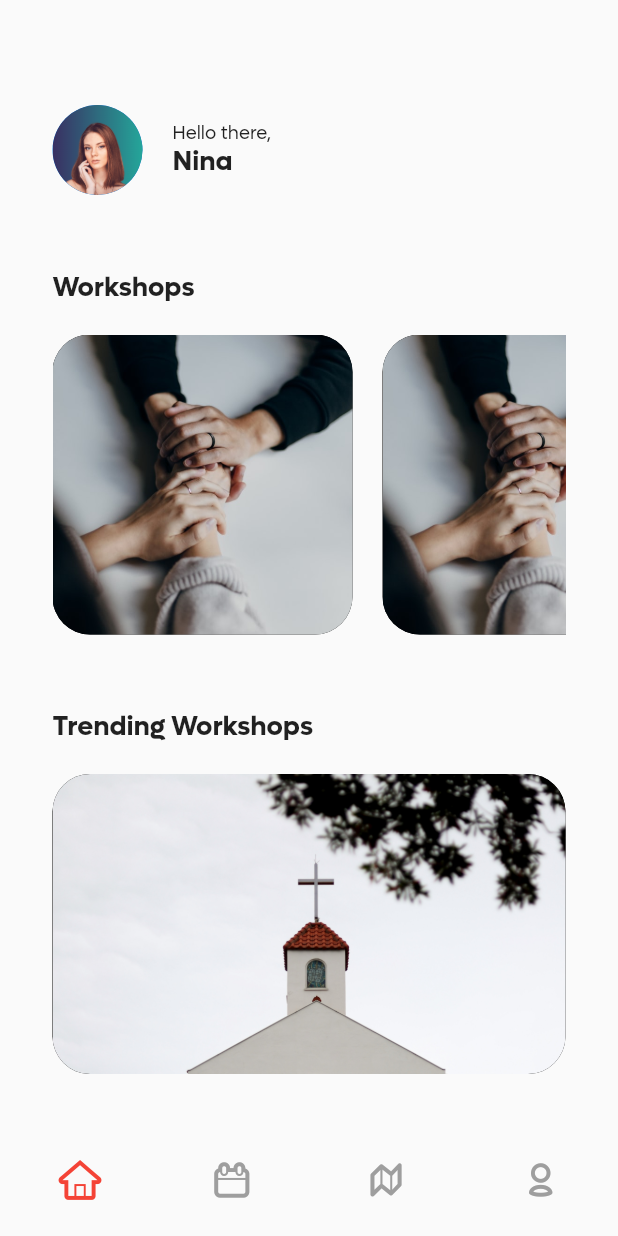
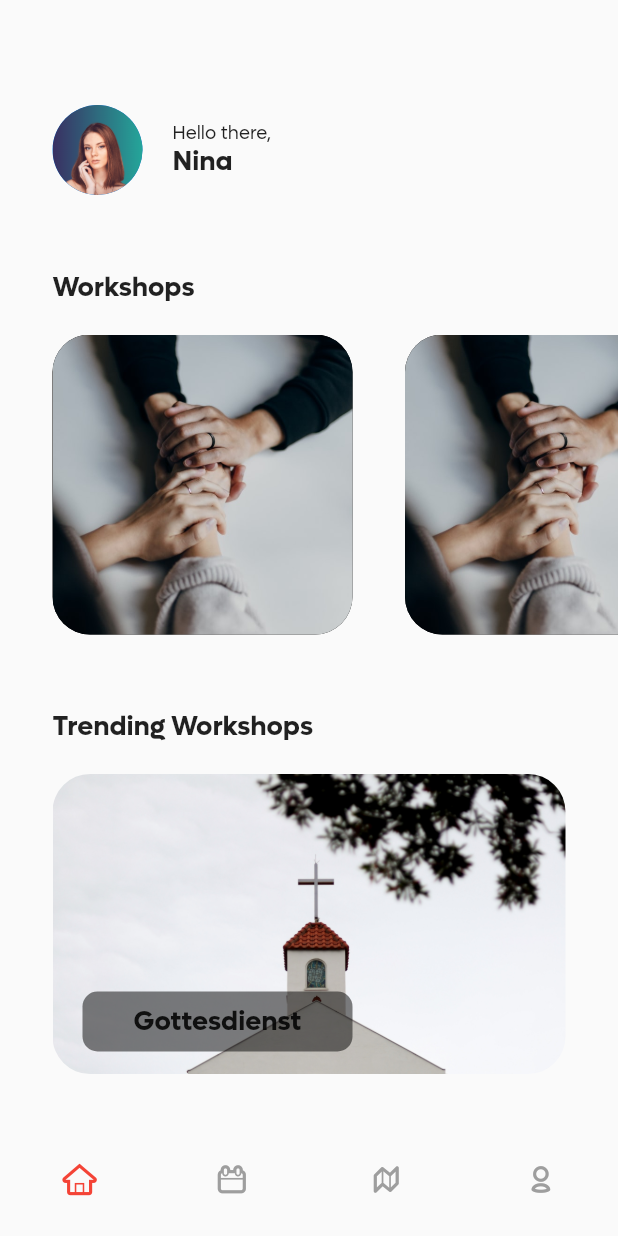
Before and after one commit to owieth/jt2022_app, a Flutter app: the ContainerWidget screen opened by its route, on a phone screen of 412 x 824 dp. Run offline on Flutter 3.47's test engine with Material 2 defaults, Android fonts, the phone set to English and light mode, and no system bars; our stand-ins replace firebase_auth, firebase_core; accounts and stored records are empty.

Commit message:
feat(home): Update Home Screen & github action #35 (#43)

```diff
--- a/lib/screens/home/home.dart
+++ b/lib/screens/home/home.dart
@@ -1,6 +1,7 @@
 import 'package:flutter/material.dart';
 import 'package:jt2022_app/screens/workshop/workshops.dart';
 import 'package:jt2022_app/widgets/avatar_widget.dart';
+import 'package:jt2022_app/widgets/text_overlay_widget.dart';
 
 class Home extends StatelessWidget {
   const Home({Key? key}) : super(key: key);
@@ -9,18 +10,14 @@ class Home extends StatelessWidget {
 
   @override
   Widget build(BuildContext context) {
-    return Padding(
-      padding: const EdgeInsets.fromLTRB(35, 70, 35, 0),
-      child: Column(
+    return Column(
       crossAxisAlignment: CrossAxisAlignment.start,
       children: [
-          Row(
+        Padding(
+          padding: const EdgeInsets.fromLTRB(35, 70, 35, 0),
+          child: Row(
             children: [
-              InkWell(
-                // onTap: () => Navigator.pushNamed(context, '/profile'),
-                onTap: () {},
-                child: const Avatar(radius: 30),
-              ),
+              const Avatar(radius: 30),
               Padding(
                 padding: const EdgeInsets.only(left: 20.0),
                 child: Column(
@@ -39,10 +36,14 @@ class Home extends StatelessWidget {
               )
             ],
           ),
+        ),
         const SizedBox(height: 50.0),
-          Text(
+        Padding(
+          padding: const EdgeInsets.only(left: 35),
+          child: Text(
             'Workshops',
             style: Theme.of(context).textTheme.subtitle1,
+          ),
         ),
         const SizedBox(height: 20.0),
         SizedBox(
@@ -51,30 +52,64 @@ class Home extends StatelessWidget {
             scrollDirection: Axis.horizontal,
             itemCount: _workshopCount,
             itemBuilder: (BuildContext context, int index) {
-                return Workshops(index: index);
+              final _padding = index != _workshopCount - 1
+                  ? const EdgeInsets.only(left: 35)
+                  : const EdgeInsets.symmetric(horizontal: 35);
+
+              return Stack(
+                children: [
+                  Padding(
+                    padding: _padding,
+                    child: Workshops(index: index),
+                  ),
+                  //const TextOverlay()
+                ],
+              );
             },
           ),
         ),
         const SizedBox(height: 50.0),
-          Text(
+        Padding(
+          padding: const EdgeInsets.only(left: 35),
+          child: Text(
             'Trending Workshops',
             style: Theme.of(context).textTheme.subtitle1,
           ),
-          const SizedBox(height: 20.0),
+        ),
+        Expanded(
+          child: Padding(
+            padding: const EdgeInsets.symmetric(horizontal: 35),
+            child: SizedBox(
+              height: 200,
+              child: ListView.builder(
+                padding: const EdgeInsets.only(top: 20),
+                scrollDirection: Axis.vertical,
+                itemCount: 2,
+                itemBuilder: (BuildContext context, int index) {
+                  return Stack(
+                    children: [
                       Container(
-            //margin: const EdgeInsets.symmetric(horizontal: 20),
+                        margin: const EdgeInsets.only(bottom: 35),
                         height: 200,
-            width: MediaQuery.of(context).size.width,
+                        //width: MediaQuery.of(context).size.width,
                         decoration: const BoxDecoration(
-              borderRadius: BorderRadius.all(Radius.circular(25.0)),
-              color: Colors.black,
+                          borderRadius: BorderRadius.all(
+                            Radius.circular(25.0),
+                          ),
                           image: DecorationImage(
                               image: AssetImage('assets/images/church.jpeg'),
                               fit: BoxFit.cover),
                         ),
                       ),
+                      const TextOverlay()
                     ],
+                  );
+                },
               ),
+            ),
+          ),
+        ),
+      ],
     );
   }
 }
--- a/lib/screens/onboard/onboard.dart
+++ b/lib/screens/onboard/onboard.dart
@@ -17,7 +17,7 @@ class Onboard extends StatelessWidget {
         child: Container(
           width: 60,
           height: 60,
-          child: const Icon(Icons.add),
+          child: const Icon(Icons.arrow_right_alt),
           decoration: const BoxDecoration(
               shape: BoxShape.circle,
               gradient: LinearGradient(colors: [
--- a/lib/screens/workshop/workshops.dart
+++ b/lib/screens/workshop/workshops.dart
@@ -1,14 +1,15 @@
 import 'package:flutter/material.dart';
 
 class Workshops extends StatelessWidget {
-  const Workshops({Key? key, required int index}) : super(key: key);
+  final int index;
+
+  const Workshops({Key? key, required this.index}) : super(key: key);
 
   @override
   Widget build(BuildContext context) {
     return InkWell(
       onTap: () => Navigator.pushNamed(context, '/workshop'),
       child: Container(
-        margin: const EdgeInsets.only(right: 20),
         height: 200,
         width: 200,
         decoration: const BoxDecoration(
--- a/lib/widgets/container_widget.dart
+++ b/lib/widgets/container_widget.dart
@@ -46,7 +46,12 @@ class _ContainerWidgetState extends State<ContainerWidget> {
           children: _pages,
         ),
       ),
-      bottomNavigationBar: BottomNavigationBar(
+      bottomNavigationBar: SizedBox(
+        height: 75,
+        child: BottomNavigationBar(
+          selectedFontSize: 0,
+          unselectedFontSize: 0,
+          iconSize: 20,
           backgroundColor: Theme.of(context).scaffoldBackgroundColor,
           type: BottomNavigationBarType.fixed,
           items: _icons.mapIndexed((index, _) => _buildItem(index)).toList(),
@@ -76,6 +81,7 @@ class _ContainerWidgetState extends State<ContainerWidget> {
             });
           },
         ),
+      ),
     );
   }
 
@@ -84,7 +90,6 @@ class _ContainerWidgetState extends State<ContainerWidget> {
       icon: Icon(
         _icons[index],
         color: _colorTabMatching(index),
-        size: 25,
       ),
       label: '',
     );
--- /dev/null
+++ b/lib/widgets/text_overlay_widget.dart
@@ -0,0 +1,30 @@
+import 'package:flutter/material.dart';
+
+class TextOverlay extends StatelessWidget {
+  const TextOverlay({Key? key}) : super(key: key);
+
+  @override
+  Widget build(BuildContext context) {
+    return Positioned(
+      top: 145,
+      left: 20,
+      child: Container(
+        height: 40,
+        width: 180,
+        decoration: const BoxDecoration(
+          borderRadius: BorderRadius.all(
+            Radius.circular(10),
+          ),
+          color: Color.fromRGBO(0, 0, 0, 0.5),
+        ),
+        child: Center(
+          child: Text(
+            'Gottesdienst',
+            textAlign: TextAlign.center,
+            style: Theme.of(context).textTheme.subtitle1,
+          ),
+        ),
+      ),
+    );
+  }
+}
```
Also changed, not shown: 1 other file. Lines whose indentation alone changed are shown as unchanged.
